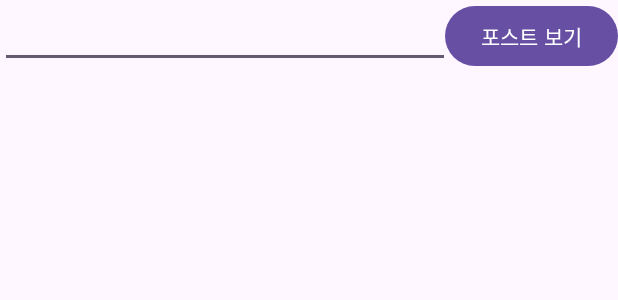
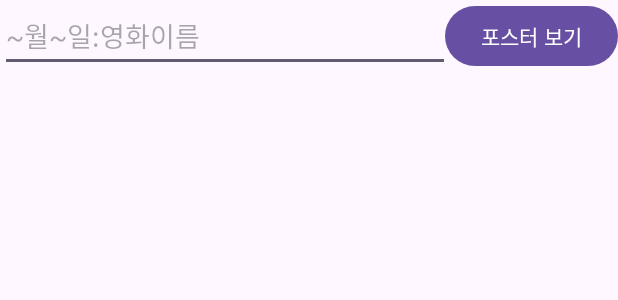
Before and after one commit to wingwogus/ReservationApp, an Android app: the layout activity_main.xml on its own in the app's theme, with its tools: preview values and no code run, on a phone screen of 412 x 824 dp. Shown: the top 300 px of the screen. Run offline under Robolectric (Android 15) with nearby library versions, the phone set to English and light mode, and no system bars.

Commit message:
fix hard coding

```diff
--- a/app/src/main/java/ljh/reservation/MainActivity.java
+++ b/app/src/main/java/ljh/reservation/MainActivity.java
@@ -1,6 +1,5 @@
 package ljh.reservation;
 
-import android.graphics.Color;
 import android.os.Build;
 import android.os.Bundle;
 import android.view.View;
@@ -17,7 +16,6 @@ import androidx.annotation.RequiresApi;
 import androidx.appcompat.app.AppCompatActivity;
 import androidx.constraintlayout.widget.ConstraintLayout;
 
-import java.time.LocalDate;
 import java.time.LocalTime;
 import java.time.format.DateTimeFormatter;
 import java.util.NoSuchElementException;
@@ -63,8 +61,6 @@ public class MainActivity extends AppCompatActivity {
         ArrayAdapter<String> movieAdapter = new ArrayAdapter<>(this, android.R.layout.simple_dropdown_item_1line, movies);
         actv.setAdapter(movieAdapter);
 
-        result.setTextColor(Color.GREEN);
-
         //포스트 보기 버튼 클릭 시 예약 체크 메소드
         btnShow.setOnClickListener(e -> {
             if (checkReservation(actv.getText().toString())) {
@@ -86,7 +82,7 @@ public class MainActivity extends AppCompatActivity {
 
             DateTimeFormatter formatter = DateTimeFormatter.ofPattern("HH시mm분");
             String date = LocalTime.of(hour, min).format(formatter);
-            result.setText(movieName + ": " + movieDay +" " + date + "으로 예약되었습니다.");
+            result.setText(String.format("%s: %s %s으로 예약되었습니다.", movieName, movieDay, date));
         });
     }
 
--- a/app/src/main/res/layout/activity_main.xml
+++ b/app/src/main/res/layout/activity_main.xml
@@ -12,6 +12,7 @@
             android:layout_width="300dp"
             android:layout_height="wrap_content"
             android:completionThreshold="2"
+            android:hint="@string/hint"
             app:layout_constraintTop_toTopOf="parent"
             app:layout_constraintLeft_toLeftOf="parent"/>
 
@@ -20,7 +21,7 @@
             android:id="@+id/btnShow"
             android:layout_width="wrap_content"
             android:layout_height="wrap_content"
-            android:text="포스트 보기"
+            android:text="@string/poster"
             app:layout_constraintRight_toRightOf="parent"
             app:layout_constraintTop_toTopOf="parent" />
 
@@ -62,7 +63,7 @@
             android:layout_width="wrap_content"
             android:layout_height="wrap_content"
             android:layout_marginTop="10dp"
-            android:text="이전"
+            android:text="@string/prev"
             app:layout_constraintLeft_toLeftOf="parent"
             app:layout_constraintRight_toLeftOf="@+id/btnNext"
             app:layout_constraintTop_toBottomOf="@+id/poster" />
@@ -71,7 +72,7 @@
             android:id="@+id/btnNext"
             android:layout_width="wrap_content"
             android:layout_height="wrap_content"
-            android:text="다음"
+            android:text="@string/next"
             app:layout_constraintLeft_toRightOf="@+id/btnPrev"
             app:layout_constraintRight_toRightOf="parent"
             app:layout_constraintTop_toTopOf="@+id/btnPrev" />
@@ -80,7 +81,7 @@
             android:id="@+id/tv"
             android:layout_width="wrap_content"
             android:layout_height="wrap_content"
-            android:text="시간을 예약하세요"
+            android:text="@string/timeSelect"
             app:layout_constraintLeft_toLeftOf="parent"
             app:layout_constraintRight_toRightOf="parent"
             app:layout_constraintTop_toBottomOf="@+id/btnPrev" />
@@ -98,6 +99,7 @@
             android:id="@+id/result"
             android:layout_width="wrap_content"
             android:layout_height="wrap_content"
+            android:textColor="@color/green"
             app:layout_constraintLeft_toLeftOf="parent"
             app:layout_constraintRight_toRightOf="parent"
             app:layout_constraintTop_toBottomOf="@+id/timePicker" />
--- a/app/src/main/res/values/colors.xml
+++ b/app/src/main/res/values/colors.xml
@@ -2,4 +2,5 @@
 <resources>
     <color name="black">#FF000000</color>
     <color name="white">#FFFFFFFF</color>
+    <color name="green">#4CAF50</color>
 </resources>
--- a/app/src/main/res/values/strings.xml
+++ b/app/src/main/res/values/strings.xml
@@ -1,3 +1,8 @@
 <resources>
     <string name="app_name">Reservation</string>
+    <string name="prev">이전</string>
+    <string name="next">다음</string>
+    <string name="poster">포스터 보기</string>
+    <string name="timeSelect">시간을 예약하세요</string>
+    <string name="hint">~월~일:영화이름</string>
 </resources>
```
